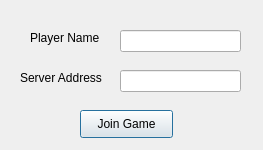
Old version of the form src/gui/joinserverwindow.ui in the repository JRandomHacker/CS429-Avalon.
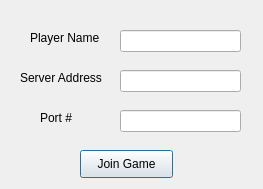
New version of the form.

Patch:
```diff
--- a/src/gui/joinserverwindow.ui
+++ b/src/gui/joinserverwindow.ui
@@ -7,7 +7,7 @@
     <x>0</x>
     <y>0</y>
     <width>263</width>
-    <height>150</height>
+    <height>189</height>
    </rect>
   </property>
   <property name="windowTitle">
@@ -37,7 +37,7 @@
    <property name="geometry">
     <rect>
      <x>80</x>
-     <y>110</y>
+     <y>150</y>
      <width>93</width>
      <height>28</height>
     </rect>
@@ -72,6 +72,29 @@
     <string>Server Address</string>
    </property>
   </widget>
+  <widget class="QLineEdit" name="fieldPortNum">
+   <property name="geometry">
+    <rect>
+     <x>120</x>
+     <y>110</y>
+     <width>121</width>
+     <height>22</height>
+    </rect>
+   </property>
+  </widget>
+  <widget class="QLabel" name="labelPortNum">
+   <property name="geometry">
+    <rect>
+     <x>40</x>
+     <y>110</y>
+     <width>41</width>
+     <height>16</height>
+    </rect>
+   </property>
+   <property name="text">
+    <string>Port #</string>
+   </property>
+  </widget>
  </widget>
  <resources/>
  <connections/>
```
